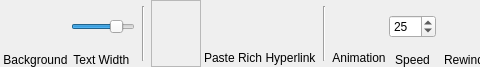
This is DMHelper/src/ribbontabtext.ui in MMetze/DMHelper as Qt 5 draws it before an edit; both pictures show x 0 to 480 and y 0 to 67 of the 742 by 67 pixel window. The edited form follows.
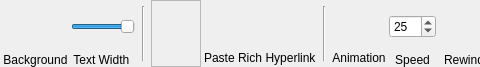
This is the edited form. Icons and pictures are not drawn. Custom widgets are drawn as their Qt base class.

The edit to the form file:
```diff
--- a/DMHelper/src/ribbontabtext.ui
+++ b/DMHelper/src/ribbontabtext.ui
@@ -135,7 +135,7 @@
         <number>100</number>
        </property>
        <property name="value">
-        <number>80</number>
+        <number>100</number>
        </property>
        <property name="orientation">
         <enum>Qt::Horizontal</enum>
```
